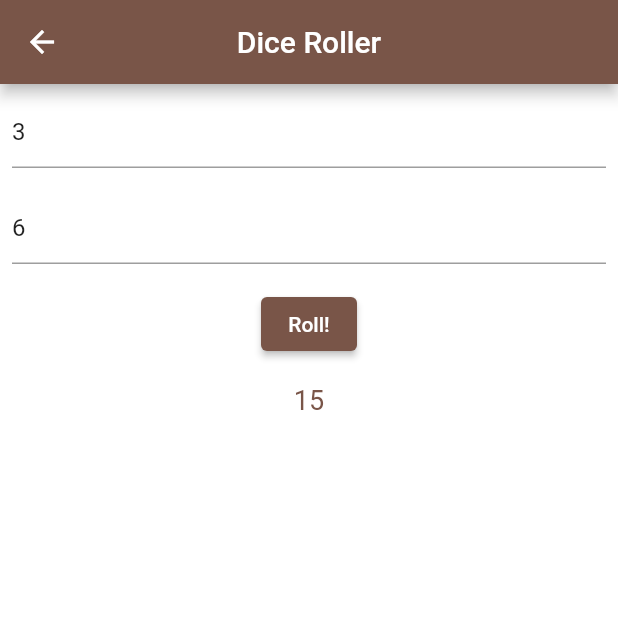
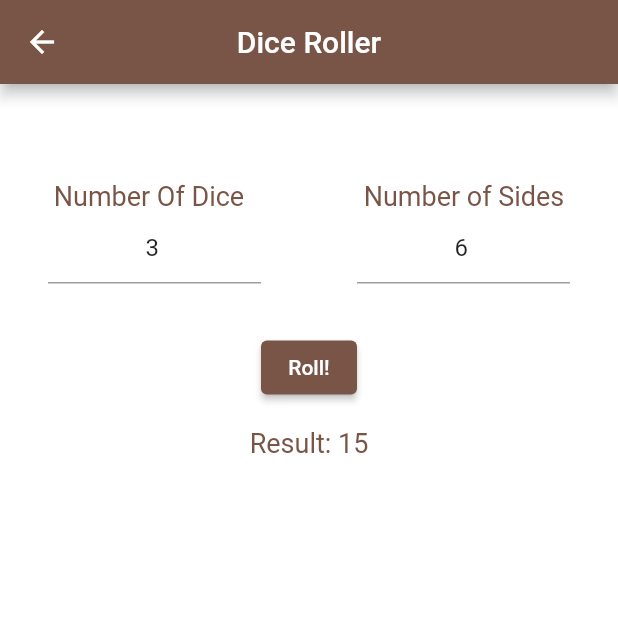
Before and after one commit to jakelang01/gamegeek, a Flutter app: the DiceRollerScreen screen opened directly, after a tap on "Roll!", on a phone screen of 412 x 824 dp, the top half of it. Run offline on Flutter 3.47's test engine with Material 2 defaults, Android fonts, the phone set to English and light mode, and no system bars; our stand-ins replace cloud_firestore, csv, firebase_core, youtube_player_flutter; missing offline and left inert: flutter_alarm_clock; accounts and stored records are empty.

Commit message:
dice roller works

```diff
--- a/lib/screens/game_utils_screen.dart
+++ b/lib/screens/game_utils_screen.dart
@@ -10,6 +10,8 @@ TextEditingController nDice = TextEditingController(text: "3");
 TextEditingController nSides = TextEditingController(text: "6");
 
 class _UtilsScreen extends State<UtilsScreen> {
+
+  int incr = 1;
 
   @override
   initState() {
@@ -26,15 +28,89 @@ class _UtilsScreen extends State<UtilsScreen> {
       body: Column(
         children: <Widget>[
           const Padding(
-            padding: EdgeInsets.only(top: 8, bottom: 64, left: 8, right: 8),
+            padding: EdgeInsets.symmetric(horizontal: 8, vertical: 16),
             child: Text(
               "Incrementer"
             ),
           ),
+          Row(
+            mainAxisAlignment: MainAxisAlignment.spaceEvenly,
+            crossAxisAlignment: CrossAxisAlignment.center,
+            children: <Widget>[
+              const SizedBox(
+                width: 16,
+              ),
+              Expanded(
+                child: ElevatedButton(
+                  child: const Text(
+                    "-10",
+                    //style: ,
+                  ),
+                  onPressed: (){
+                    incr += -10;
+                    setState(() {
+                      Object redrawObject = Object();
+                    });
+                  },
+                ),
+              ),
+              Expanded(
+                child: ElevatedButton(
+                  child: const Text(
+                    "-1",
+                  ),
+                  onPressed: (){
+                    incr += -1;
+                    setState(() {
+                      Object redrawObject = Object();
+                    });
+                  },
+                ),
+              ),
+              const Spacer(),
+              Expanded(
+                child: Text(
+                  "$incr",
+                ),
+              ),
+              //Spacer(),
+              Expanded(
+                child: ElevatedButton(
+                  child: const Text(
+                    "+1",
+                  ),
+                  onPressed: (){
+                    incr += 1;
+                    setState(() {
+                      Object redrawObject = Object();
+                    });
+                  },
+                ),
+              ),
+              Expanded(
+                child: ElevatedButton(
+                  child: const Text(
+                    "+10",
+                  ),
+                  onPressed: (){
+                    incr += 10;
+                    setState(() {
+                      Object redrawObject = Object();
+                    });
+                  },
+                ),
+              ),
+              const SizedBox(
+                width: 16,
+              ),
+            ],
+            //-10, -1, Display, +1, +10
+          ),
+          //Spacer(),
           Padding(
-            padding: const EdgeInsets.symmetric(horizontal: 8, vertical: 8),
+            padding: const EdgeInsets.symmetric(horizontal: 8, vertical: 32),
             child: ElevatedButton(
-              child: Text("Dice Roller"),
+              child: const Text("Dice Roller"),
               onPressed: (){
                 Navigator.of(context).push(
                     MaterialPageRoute(
@@ -59,6 +135,7 @@ class _DiceRollerScreen extends State<DiceRollerScreen> {
 
   int nDiceInt = 3;
   int nSidesInt = 6;
+  String rolled = "0";
 
   @override
   initState() {
@@ -68,45 +145,77 @@ class _DiceRollerScreen extends State<DiceRollerScreen> {
   Widget build(BuildContext context){
     return Scaffold(
       appBar: AppBar(
-        title: Text('Dice Roller'),
+        title: const Text('Dice Roller'),
         centerTitle: true,
       ),
       body: Column(
+        crossAxisAlignment: CrossAxisAlignment.center,
         children: <Widget>[
-           Padding(
-            padding: const EdgeInsets.all(8),
-            child: TextFormField(
-              //initialValue: "1",
-              controller: nDice,
-              keyboardType: TextInputType.number,
-            ),
+          const Padding(
+            padding: EdgeInsets.only(top: 64),
+          ),
+          Row(
+            mainAxisAlignment: MainAxisAlignment.spaceEvenly,
+            children: const <Widget>[
+              Text(
+                "Number Of Dice"
+              ),
+              Padding(
+                padding: EdgeInsets.only(right: 8),
+              ),
+              Text(
+                "Number of Sides"
+              ),
+            ],
+          ),
+          Row(
+            mainAxisAlignment: MainAxisAlignment.spaceEvenly,
+            children: <Widget>[
+              const Padding(
+                padding: EdgeInsets.only(right: 32),
+              ),
+              Expanded(
+                child: TextFormField(
+                  controller: nDice,
+                  keyboardType: TextInputType.number,
+                  textAlign: TextAlign.center
+                ),
+              ),
+              const Padding(
+                padding: EdgeInsets.only(right: 64),
+              ),
+              Expanded(
+                child: TextFormField(
+                  controller: nSides,
+                  keyboardType: TextInputType.number,
+                  textAlign: TextAlign.center
+                ),
+              ),
+              const Padding(
+                padding: EdgeInsets.only(right: 32),
+              ),
+            ],
           ),
           Padding(
-            padding: const EdgeInsets.all(8),
-            child: TextFormField(
-              //initialValue: "6",
-              controller: nSides,
-              keyboardType: TextInputType.number,
-            ),
-          ),
-          Padding(
-            padding: const EdgeInsets.all(8),
+            padding: const EdgeInsets.only(top: 32, bottom: 8),
             child: ElevatedButton(
-              child: Text("Roll!"),
+              child: const Text("Roll!"),
               onPressed: (){
                 nDiceInt = int.parse(nDice.text);
                 nSidesInt = int.parse(nSides.text);
-                //print(roller(nDiceInt, nSidesInt));
-                Object object = Object();
+                rolled = roller(nDiceInt, nSidesInt);
+                setState(() {
+                  Object redrawObject = Object();
+                });
               }
-            )
-          ),
-          Padding(
-            padding: EdgeInsets.all(8),
-            child: Text(
-              roller(nDiceInt, nSidesInt),
             ),
-          ),
+         ),
+         Padding(
+           padding: const EdgeInsets.all(8),
+           child: Text(
+             "Result: $rolled",
+           ),
+         ),
         ],
       ),
     );
```
